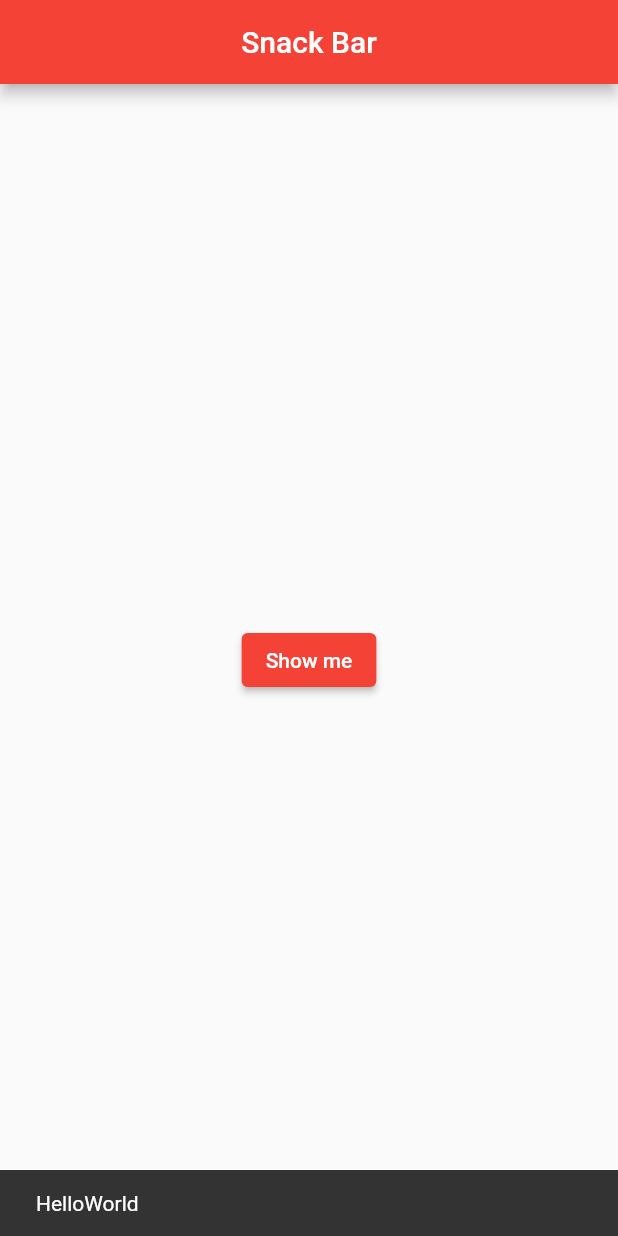
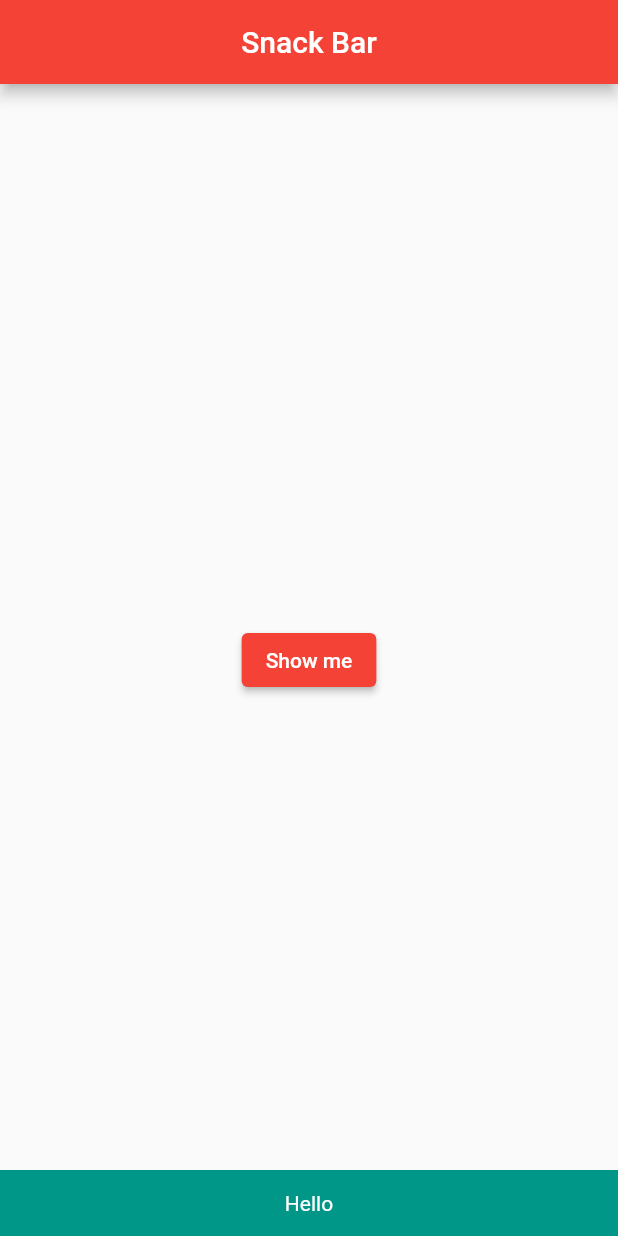
Before and after one commit to SeokRae/flutter_basic, a Flutter app: the screen it shows after launch, after a tap on "Show me", on a phone screen of 412 x 824 dp. Run offline on Flutter 3.47's test engine with Material 2 defaults, Android fonts, the phone set to English and light mode, and no system bars.

Commit message:
feat: builder widget 없이 SnackBar 만들기

```diff
--- a/lib/main.dart
+++ b/lib/main.dart
@@ -6,7 +6,7 @@ class MyApp extends StatelessWidget {
   @override
   Widget build(BuildContext context) {
     return MaterialApp(
-      title: 'Snack Bar',
+      title: 'AppBar',
       theme: ThemeData(primarySwatch: Colors.red),
       home: MyPage(),
     );
@@ -21,23 +21,31 @@ class MyPage extends StatelessWidget {
         title: Text('Snack Bar'),
         centerTitle: true,
       ),
-        body: Builder(
-          builder: (BuildContext ctx) {
+      body: MySnackBar(),
+    );
+  }
+}
+
+class MySnackBar extends StatelessWidget {
+  @override
+  Widget build(BuildContext context) {
     return Center(
       child: ElevatedButton(
-                child: Text(
-                  'Show me',
-                  style: TextStyle(color: Colors.white),
+        child: Text('Show me'),
+        onPressed: () {
+          ScaffoldMessenger.of(context).showSnackBar(SnackBar(
+            content: Text(
+              'Hello',
+              textAlign: TextAlign.center,
+              style: TextStyle(
+                color: Colors.white
               ),
-                // color: Colors.red,
-                onPressed: () {
-                  ScaffoldMessenger.of(ctx).showSnackBar(SnackBar(
-                    content: Text('HelloWorld'),
+            ),
+            backgroundColor: Colors.teal,
+            duration: Duration(milliseconds: 1000),
           ));
         },
       ),
     );
-          },
-        ));
   }
 }
```
Also changed, not shown: lib/main_4.dart (added, +43 -0 lines), 1 other file. Lines whose indentation alone changed are shown as unchanged.
